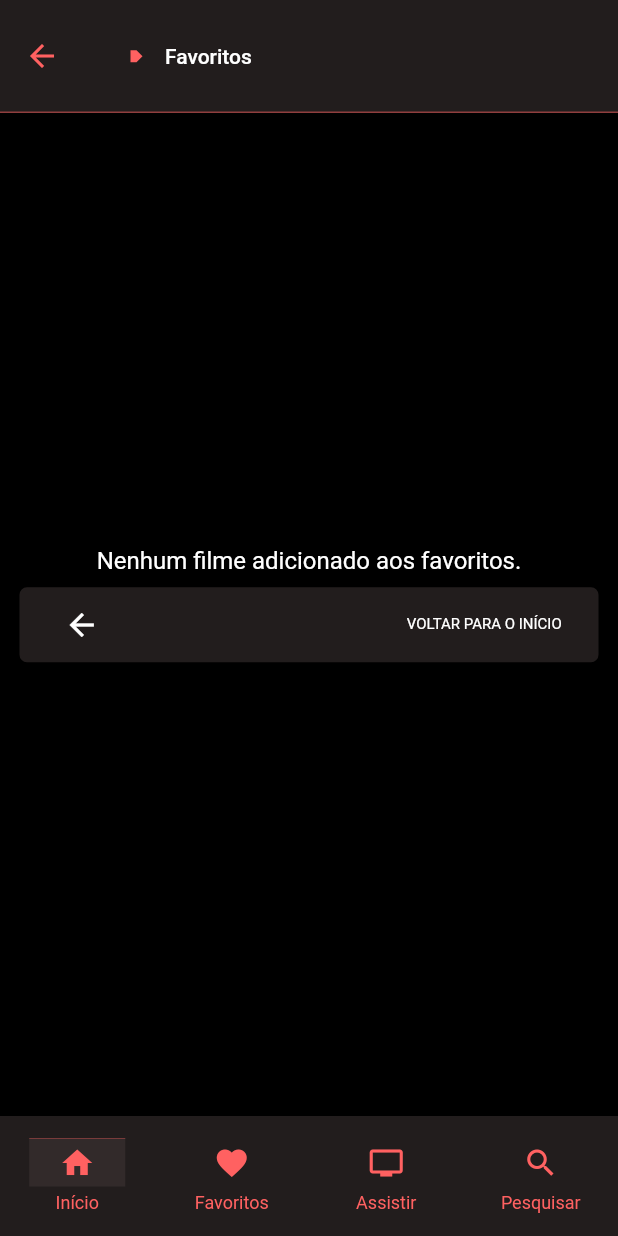
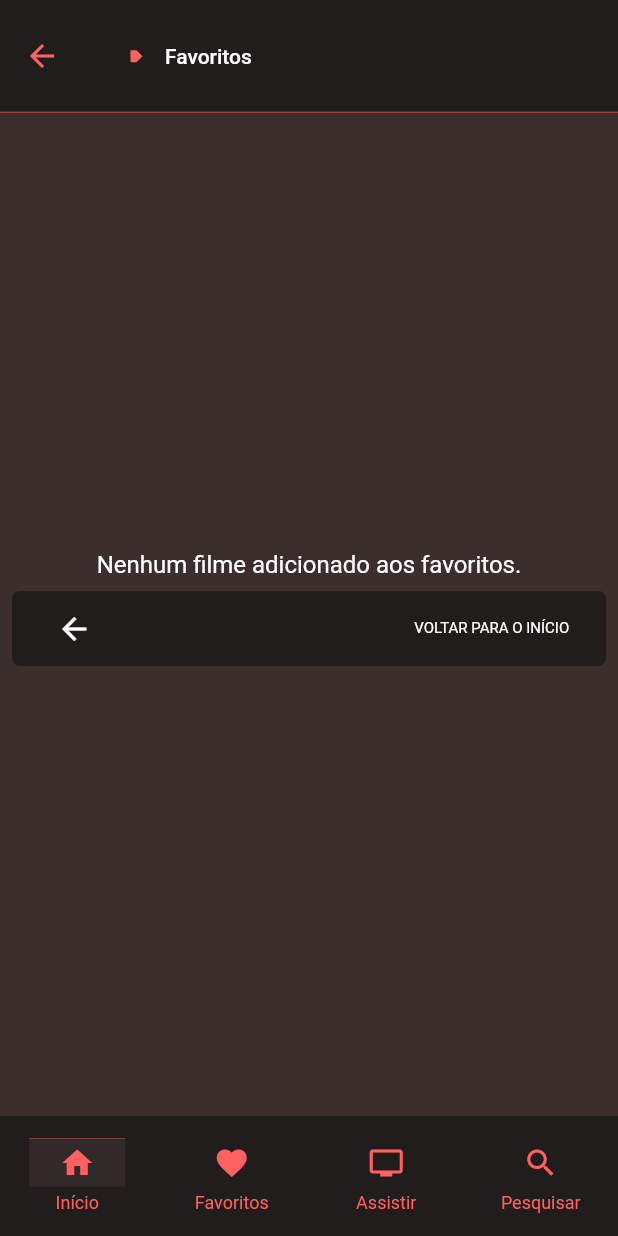
Before and after one commit to alexandrofuchs/fav_movies, a Flutter app: the FavoritesPage screen opened by its route, on a phone screen of 412 x 824 dp. Run offline on Flutter 3.47's test engine with Material 3 defaults, Android fonts, the phone set to English and light mode, and no system bars; our stand-ins replace dio, equatable, flutter_animate, flutter_bloc, flutter_modular, sqflite and 1 more; missing offline and left inert: flutter_debouncer; accounts and stored records are empty; network calls fail.

Commit message:
fixed: [background color]

```diff
--- a/lib/modules/favorites/presenter/pages/favorites/favorites_page.dart
+++ b/lib/modules/favorites/presenter/pages/favorites/favorites_page.dart
@@ -53,11 +53,16 @@ class _FavoritePageState extends State<FavoritesPage> with DefaultAppbarWidgets,
                     label: 'Voltar para o início')
               ]),
         )
-      : ListView.builder(
+      :  Container(
+                color: Colors.black,
+                padding: const EdgeInsets.only(left: 5, right: 5, bottom: 5),
+                child:
+
+        ListView.builder(
           shrinkWrap: true,
           itemCount: movies.length,
           itemBuilder: (context, index) => cardWidget(context, index, movies[index]),
-        );
+      ));
 
   @override
   Widget build(BuildContext context) {
@@ -68,10 +73,7 @@ class _FavoritePageState extends State<FavoritesPage> with DefaultAppbarWidgets,
         body: favoriteListener(child: Column(
           children: [
             Expanded(
-              child: Container(
-                color: Colors.black,
-                padding: const EdgeInsets.only(left: 5, right: 5, bottom: 5),
-                child: BlocBuilder<LoadFavoriteMoviesBloc, LoadFavoriteBlocState>(
+              child:BlocBuilder<LoadFavoriteMoviesBloc, LoadFavoriteBlocState>(
                     bloc: bloc,
                     builder: (context, state) => switch (state.status) {
                           LoadFavoriteBlocStatus.loading => const AppLoadingDots(),
@@ -81,7 +83,7 @@ class _FavoritePageState extends State<FavoritesPage> with DefaultAppbarWidgets,
                             loadedWidget(state.sourceList!),
                         }),
               ),
-            ),
+
           ],
         )));
   }
```
Also changed, not shown: lib/modules/watchlist/presenter/pages/favorites/watchlist_page.dart (+6 -7 lines).
